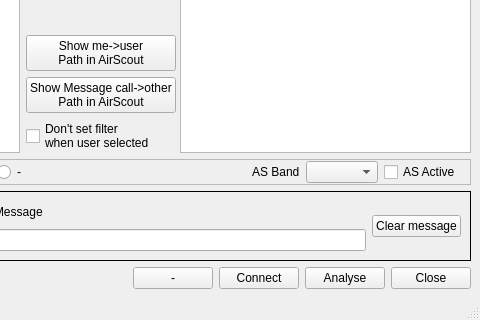
This is mqt/MqtKSTClient/kstmainwindow.ui in Rsclub22/Minos2-Mirror as Qt 5 draws it before an edit; both pictures show x 233 to 713 and y 373 to 693 of the 713 by 693 pixel window. The edited form follows.
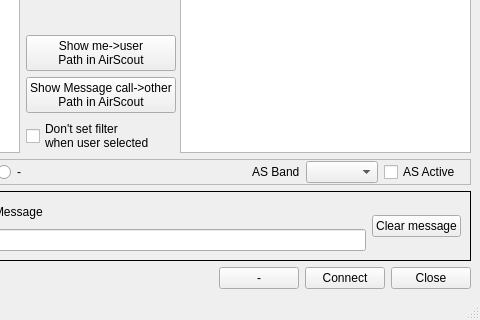
This is the edited form. Custom widgets are drawn as their Qt base class.

Patch:
```diff
--- a/mqt/MqtKSTClient/kstmainwindow.ui
+++ b/mqt/MqtKSTClient/kstmainwindow.ui
@@ -582,13 +582,6 @@
         </property>
        </widget>
       </item>
-      <item>
-       <widget class="QPushButton" name="analyseButton">
-        <property name="text">
-         <string>Analyse</string>
-        </property>
-       </widget>
-      </item>
       <item>
        <widget class="QPushButton" name="closeButton">
         <property name="text">
```
